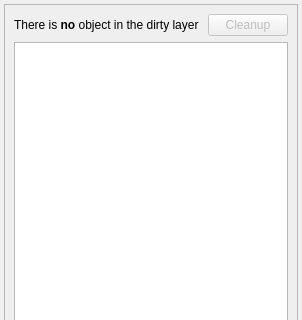
Above: src/Docks/DirtyDock.ui from openstreetmap/merkaartor before the change; both pictures show x 0 to 302 and y 0 to 320 of the 302 by 459 pixel window. Below: the same form after it.
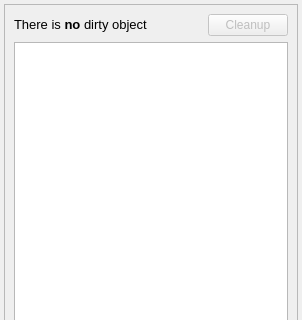
That is the form after the change.

Diff of the .ui file:
```diff
--- a/src/Docks/DirtyDock.ui
+++ b/src/Docks/DirtyDock.ui
@@ -34,7 +34,11 @@
         <item>
          <widget class="QLabel" name="label">
           <property name="text">
-           <string>There is &lt;b&gt;no&lt;/b&gt; object in the dirty layer</string>
+           <string>&lt;!DOCTYPE HTML PUBLIC &quot;-//W3C//DTD HTML 4.0//EN&quot; &quot;http://www.w3.org/TR/REC-html40/strict.dtd&quot;&gt;
+&lt;html&gt;&lt;head&gt;&lt;meta name=&quot;qrichtext&quot; content=&quot;1&quot; /&gt;&lt;style type=&quot;text/css&quot;&gt;
+p, li { white-space: pre-wrap; }
+&lt;/style&gt;&lt;/head&gt;&lt;body style=&quot; font-family:'Sans'; font-size:10pt; font-weight:400; font-style:normal;&quot;&gt;
+&lt;p style=&quot; margin-top:0px; margin-bottom:0px; margin-left:0px; margin-right:0px; -qt-block-indent:0; text-indent:0px;&quot;&gt;There is &lt;span style=&quot; font-weight:600;&quot;&gt;no&lt;/span&gt; dirty object&lt;/p&gt;&lt;/body&gt;&lt;/html&gt;</string>
           </property>
           <property name="wordWrap">
            <bool>true</bool>
```
